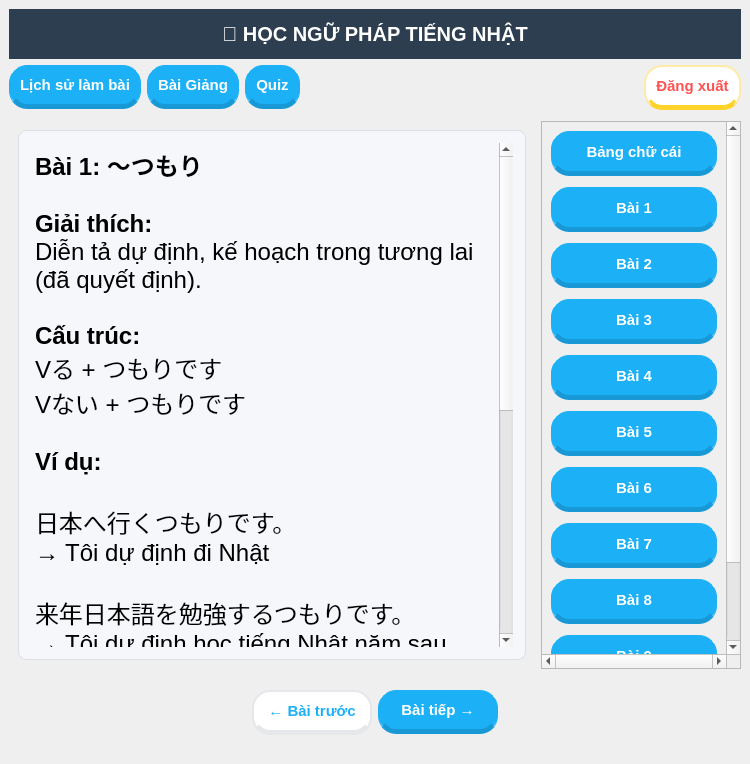
This is ui/mainchinh.ui in haidangngo436-max/app-tieng-nhat as Qt 5 draws it before an edit. The edited form follows.
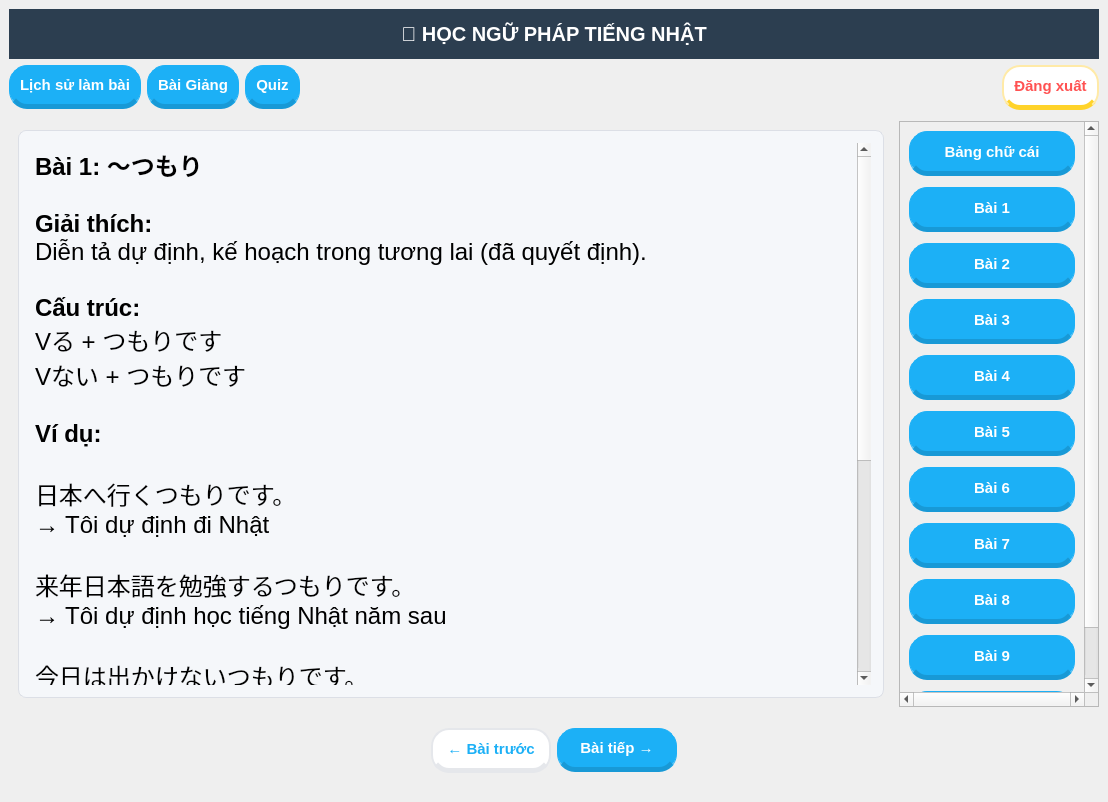
This is the edited form.

```diff
--- a/ui/mainchinh.ui
+++ b/ui/mainchinh.ui
@@ -6,8 +6,8 @@
    <rect>
     <x>0</x>
     <y>0</y>
-    <width>750</width>
-    <height>764</height>
+    <width>1108</width>
+    <height>802</height>
    </rect>
   </property>
   <property name="windowTitle">
```
